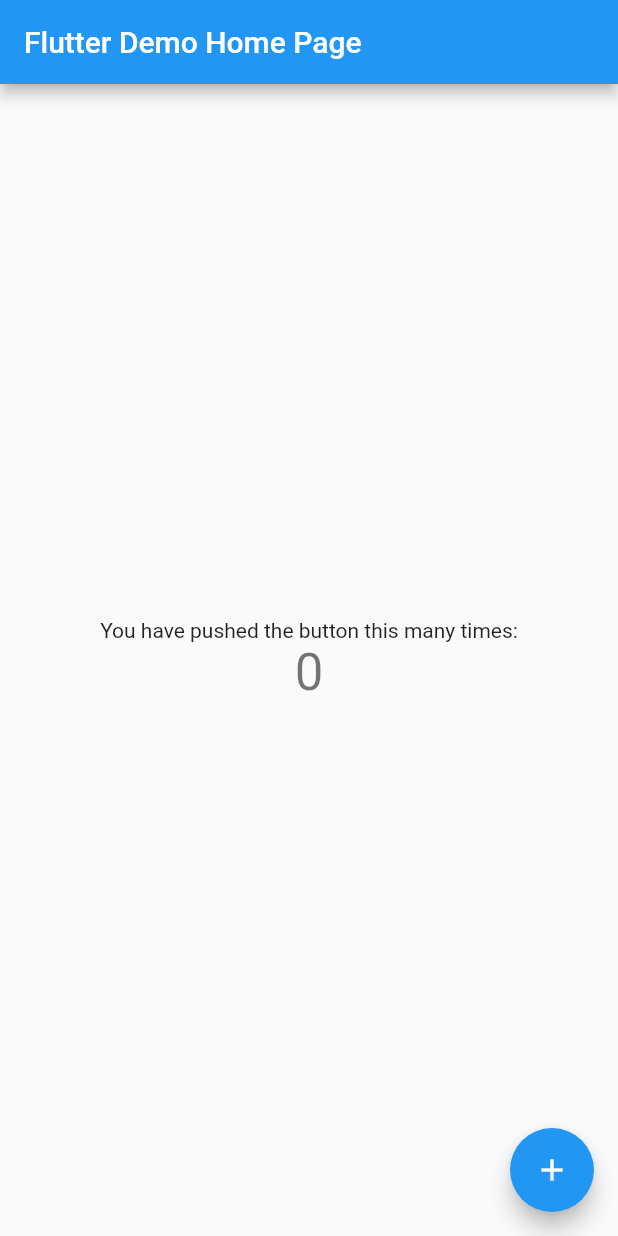
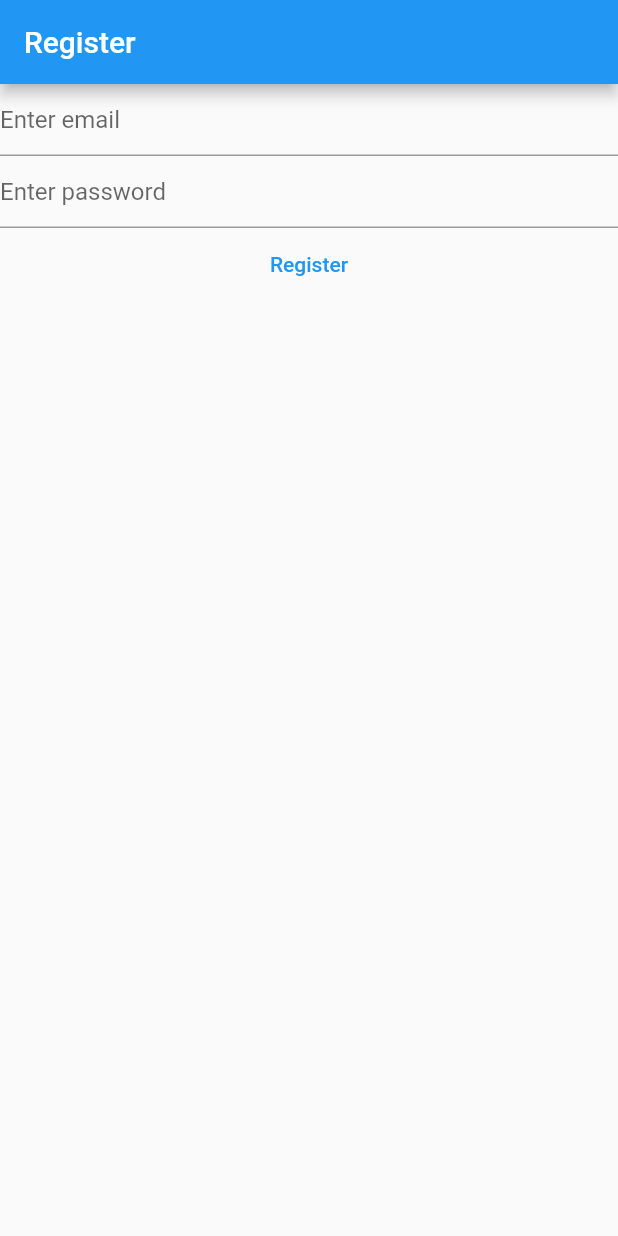
Before and after one commit to axiymuslim/vnnotes, a Flutter app: the screen it shows after launch, on a phone screen of 412 x 824 dp. Run offline on Flutter 3.47's test engine with Material 2 defaults, Android fonts, the phone set to English and light mode, and no system bars; our stand-ins replace firebase_auth, firebase_core; accounts and stored records are empty.

Commit message:
userreg completed

```diff
--- a/lib/main.dart
+++ b/lib/main.dart
@@ -1,115 +1,102 @@
+import 'package:firebase_core/firebase_core.dart';
 import 'package:flutter/material.dart';
+import 'package:firebase_auth/firebase_auth.dart';
+import 'firebase_options.dart';
 
 void main() {
+  WidgetsFlutterBinding.ensureInitialized();
   runApp(const MyApp());
 }
 
 class MyApp extends StatelessWidget {
   const MyApp({super.key});
 
-  // This widget is the root of your application.
   @override
   Widget build(BuildContext context) {
     return MaterialApp(
       title: 'Flutter Demo',
       theme: ThemeData(
-        // This is the theme of your application.
-        //
-        // Try running your application with "flutter run". You'll see the
-        // application has a blue toolbar. Then, without quitting the app, try
-        // changing the primarySwatch below to Colors.green and then invoke
-        // "hot reload" (press "r" in the console where you ran "flutter run",
-        // or simply save your changes to "hot reload" in a Flutter IDE).
-        // Notice that the counter didn't reset back to zero; the application
-        // is not restarted.
         primarySwatch: Colors.blue,
       ),
-      home: const MyHomePage(title: 'Flutter Demo Home Page'),
+      home: const MyHomePage(),
     );
   }
 }
 
 class MyHomePage extends StatefulWidget {
-  const MyHomePage({super.key, required this.title});
-
-  // This widget is the home page of your application. It is stateful, meaning
-  // that it has a State object (defined below) that contains fields that affect
-  // how it looks.
-
-  // This class is the configuration for the state. It holds the values (in this
-  // case the title) provided by the parent (in this case the App widget) and
-  // used by the build method of the State. Fields in a Widget subclass are
-  // always marked "final".
-
-  final String title;
+  const MyHomePage({super.key});
 
   @override
   State<MyHomePage> createState() => _MyHomePageState();
 }
 
 class _MyHomePageState extends State<MyHomePage> {
-  int _counter = 0;
+  late final TextEditingController _email;
 
-  void _incrementCounter() {
-    setState(() {
-      // This call to setState tells the Flutter framework that something has
-      // changed in this State, which causes it to rerun the build method below
-      // so that the display can reflect the updated values. If we changed
-      // _counter without calling setState(), then the build method would not be
-      // called again, and so nothing would appear to happen.
-      _counter++;
-    });
+  late final TextEditingController _password;
+  @override
+  void initState() {
+    _email = TextEditingController();
+    _password = TextEditingController();
+    super.initState();
+  }
+
+  @override
+  void dispose() {
+    _email.dispose();
+    _password.dispose();
+    super.dispose();
   }
 
   @override
   Widget build(BuildContext context) {
-    // This method is rerun every time setState is called, for instance as done
-    // by the _incrementCounter method above.
-    //
-    // The Flutter framework has been optimized to make rerunning build methods
-    // fast, so that you can just rebuild anything that needs updating rather
-    // than having to individually change instances of widgets.
     return Scaffold(
       appBar: AppBar(
-        // Here we take the value from the MyHomePage object that was created by
-        // the App.build method, and use it to set our appbar title.
-        title: Text(widget.title),
+        title: const Text("Register"),
       ),
-      body: Center(
-        // Center is a layout widget. It takes a single child and positions it
-        // in the middle of the parent.
-        child: Column(
-          // Column is also a layout widget. It takes a list of children and
-          // arranges them vertically. By default, it sizes itself to fit its
-          // children horizontally, and tries to be as tall as its parent.
-          //
-          // Invoke "debug painting" (press "p" in the console, choose the
-          // "Toggle Debug Paint" action from the Flutter Inspector in Android
-          // Studio, or the "Toggle Debug Paint" command in Visual Studio Code)
-          // to see the wireframe for each widget.
-          //
-          // Column has various properties to control how it sizes itself and
-          // how it positions its children. Here we use mainAxisAlignment to
-          // center the children vertically; the main axis here is the vertical
-          // axis because Columns are vertical (the cross axis would be
-          // horizontal).
-          mainAxisAlignment: MainAxisAlignment.center,
-          children: <Widget>[
-            const Text(
-              'You have pushed the button this many times:',
-            ),
-            Text(
-              '$_counter',
-              style: Theme.of(context).textTheme.headline4,
-            ),
-          ],
+      body: FutureBuilder(
+        future: Firebase.initializeApp(
+          options: DefaultFirebaseOptions.currentPlatform,
         ),
+        builder: (context, snapshot) {
+          switch (snapshot.connectionState) {
+            case ConnectionState.done:
+              return Column(
+                children: [
+                  TextField(
+                    controller: _email,
+                    obscureText: true,
+                    enableSuggestions: false,
+                    autocorrect: false,
+                    keyboardType: TextInputType.emailAddress,
+                    decoration: const InputDecoration(hintText: "Enter email"),
+                  ),
+                  TextField(
+                    controller: _password,
+                    obscureText: true,
+                    enableSuggestions: false,
+                    autocorrect: false,
+                    decoration:
+                        const InputDecoration(hintText: "Enter password"),
+                  ),
+                  TextButton(
+                    onPressed: () async {
+                      final email = _email.text;
+                      final password = _password.text;
+                      final userCredential = await FirebaseAuth.instance
+                          .createUserWithEmailAndPassword(
+                              email: email, password: password);
+                      print(userCredential);
+                    },
+                    child: const Text("Register"),
+                  )
+                ],
+              );
+            default:
+              return const Text('loading');
+          }
+        },
       ),
-      floatingActionButton: FloatingActionButton(
-        onPressed: _incrementCounter,
-        tooltip: 'Increment',
-        child: const Icon(Icons.add),
-      ), // This trailing comma makes auto-formatting nicer for build methods.
     );
   }
 }
```
